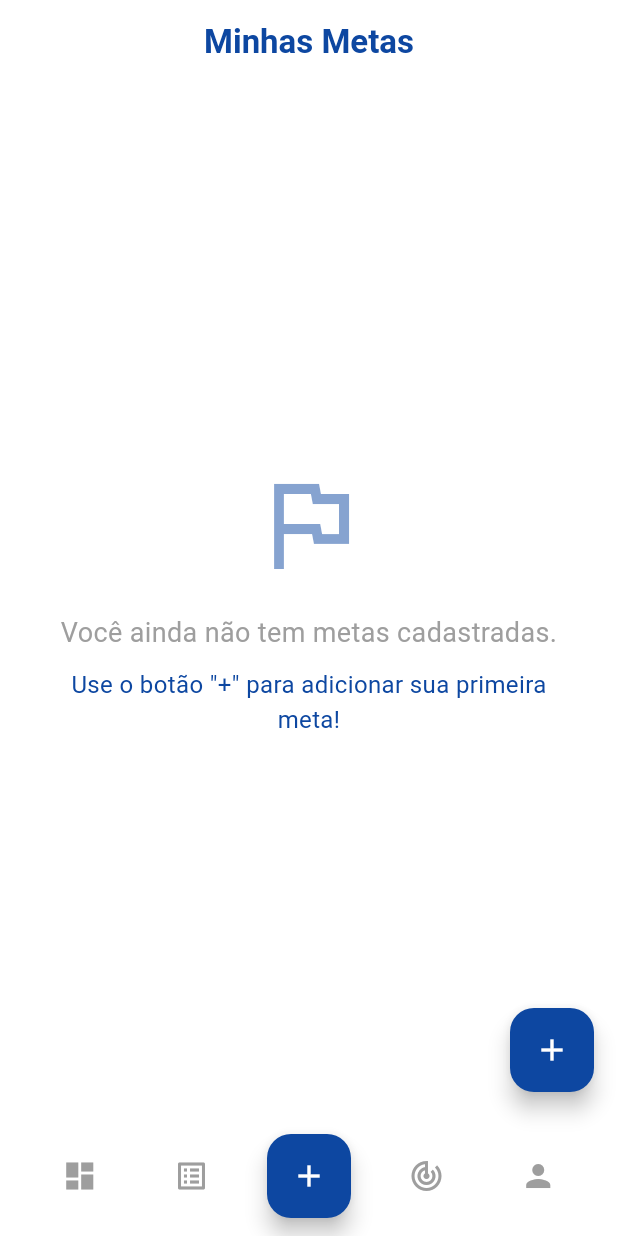
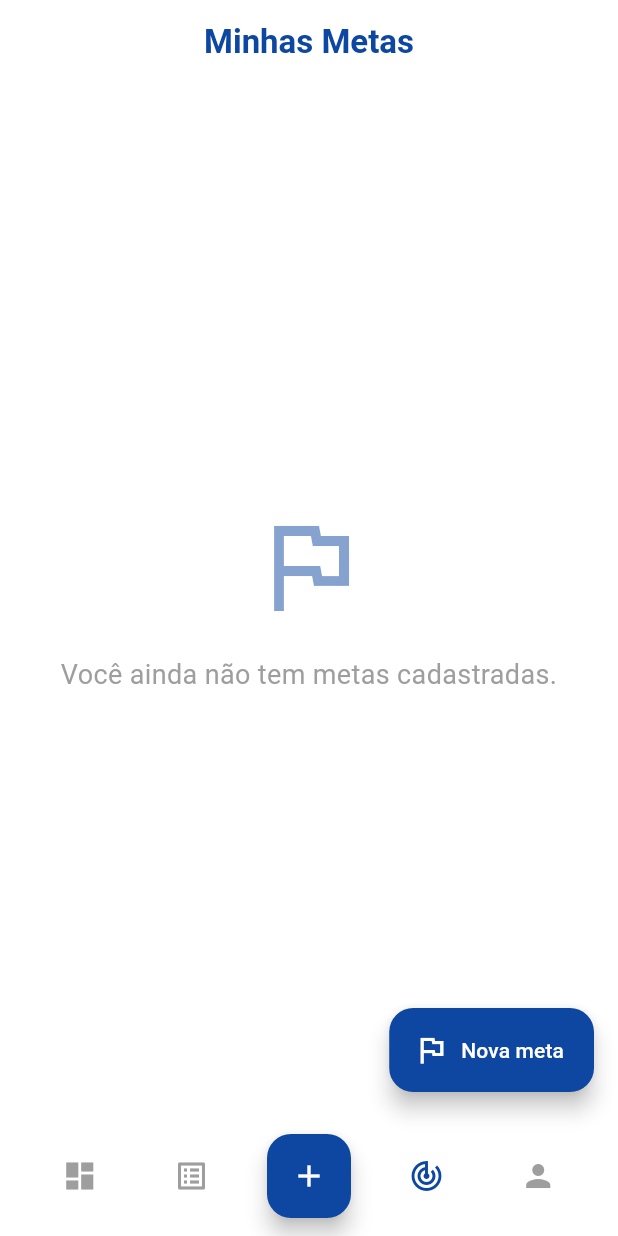
Before and after one commit to ChristianSRocha/horizon_finance, a Flutter app: the GoalsScreen screen opened by its route, on a phone screen of 412 x 824 dp. Run offline on Flutter 3.47's test engine with Material 3 defaults, Android fonts, the light colour scheme and no system bars; our stand-ins replace email_validator, fl_chart, flutter_dotenv, flutter_riverpod, freezed_annotation, go_router and 4 more; accounts and stored records are empty; generated files the repository leaves out were written again.

Commit message:
Ajustado botões da página metas

```diff
--- a/lib/app_router.dart
+++ b/lib/app_router.dart
@@ -1,4 +1,3 @@
-import 'package:flutter/material.dart';
 import 'package:go_router/go_router.dart';
 import 'package:horizon_finance/screens/auth/cadastro_screen.dart';
 import 'package:horizon_finance/screens/auth/login_cadastro_screen.dart';
--- a/lib/main.dart
+++ b/lib/main.dart
@@ -31,7 +31,7 @@ void main() async {
           dotenv.env['GEMINI_API_KEY']!,
         ),
       ],
-      child: HorizonsFinanceApp(),
+      child: const HorizonsFinanceApp(),
     ),
   );
 }
--- a/lib/screens/auth/despesas_fixas_screen.dart
+++ b/lib/screens/auth/despesas_fixas_screen.dart
@@ -4,7 +4,6 @@ import 'package:go_router/go_router.dart';
 import 'package:horizon_finance/features/auth/services/auth_service.dart';
 import 'package:horizon_finance/features/transactions/services/transaction_service.dart';
 import 'package:horizon_finance/features/transactions/models/transactions.dart';
-import 'package:intl/intl.dart';
 import 'dart:developer' as developer;
 
 class DespesasFixasScreen extends ConsumerStatefulWidget {
--- a/lib/screens/dashboard/dashboard_screen.dart
+++ b/lib/screens/dashboard/dashboard_screen.dart
@@ -7,7 +7,6 @@ import 'package:supabase_flutter/supabase_flutter.dart'
     hide Provider, AuthState;
 import 'package:horizon_finance/features/transactions/services/transaction_service.dart';
 import 'package:horizon_finance/features/transactions/models/transactions.dart';
-import 'package:horizon_finance/screens/transaction/transaction_form_screen.dart';
 import 'package:horizon_finance/widgets/pie_chart_widget.dart';
 
 class DashboardScreen extends ConsumerStatefulWidget {
--- a/lib/screens/goals/goals_screen.dart
+++ b/lib/screens/goals/goals_screen.dart
@@ -24,13 +24,17 @@ class GoalsScreen extends ConsumerWidget {
         elevation: 0,
         centerTitle: true,
       ),
-      floatingActionButton: FloatingActionButton(
+      floatingActionButton: FloatingActionButton.extended(
         onPressed: () => context.push('/goals/add'),
         backgroundColor: primaryBlue,
-        child: const Icon(Icons.add, color: Colors.white),
+        icon: const Icon(Icons.flag_outlined, color: Colors.white),
+        label: const Text(
+          "Nova meta",
+          style: TextStyle(color: Colors.white),
+        ),
       ),
       bottomNavigationBar: BottomNavMenu(
-        currentIndex: 2,
+        currentIndex: 3,
         primaryColor: primaryBlue,
       ),
 
@@ -279,12 +283,6 @@ class GoalsScreen extends ConsumerWidget {
               textAlign: TextAlign.center,
               style: TextStyle(fontSize: 18, color: Colors.grey),
             ),
-            const SizedBox(height: 10),
-            Text(
-              'Use o botão "+" para adicionar sua primeira meta!',
-              textAlign: TextAlign.center,
-              style: TextStyle(fontSize: 16, color: primaryColor),
-            ),
           ],
         ),
       ),
--- a/lib/widgets/insights_card.dart
+++ b/lib/widgets/insights_card.dart
@@ -365,9 +365,9 @@ class _InsightsCardState extends ConsumerState<InsightsCard> {
                       color: Colors.white.withOpacity(0.25),
                       borderRadius: BorderRadius.circular(20),
                     ),
-                    child: Text(
+                    child: const Text(
                       "horizon AI",
-                      style: const TextStyle(
+                      style: TextStyle(
                         color: Colors.white,
                         fontSize: 11,
                         fontWeight: FontWeight.bold,
--- a/lib/widgets/projection_chart_card.dart
+++ b/lib/widgets/projection_chart_card.dart
@@ -408,7 +408,7 @@ class _ProjectionChartCardState extends ConsumerState<ProjectionChartCard> {
     decoration: BoxDecoration(
       color: Colors.white,
       borderRadius: BorderRadius.circular(16),
-      boxShadow: [
+      boxShadow: const [
         BoxShadow(
           color: Colors.black12,
           blurRadius: 6,
```
Also changed, not shown: pubspec.lock.
